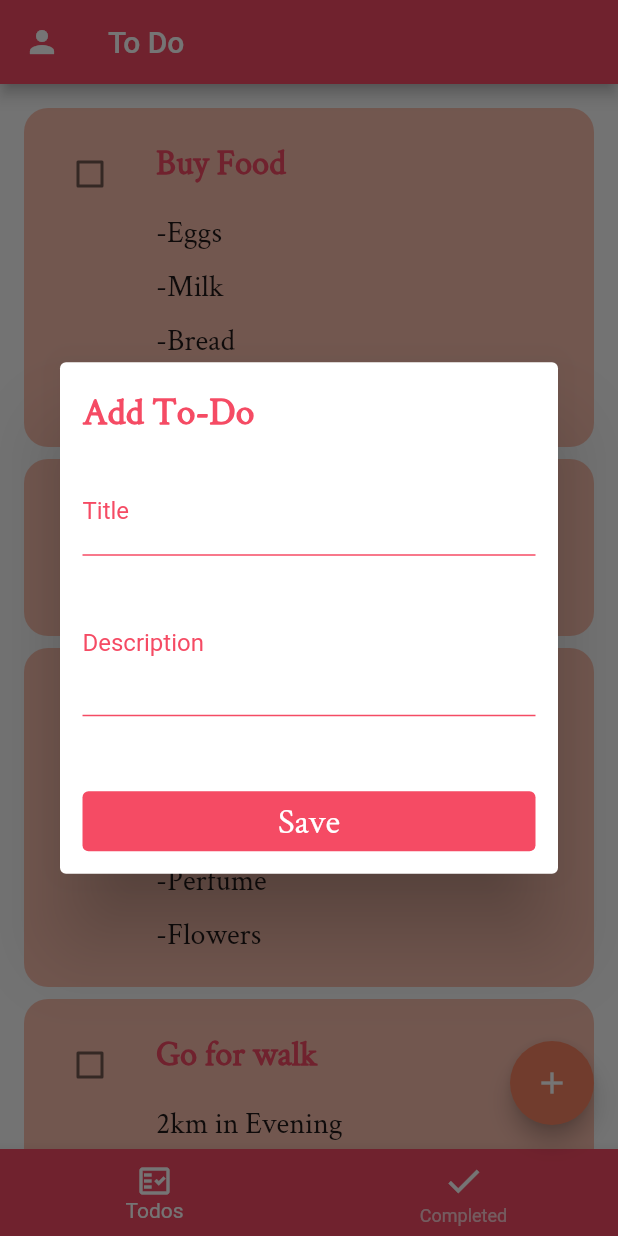
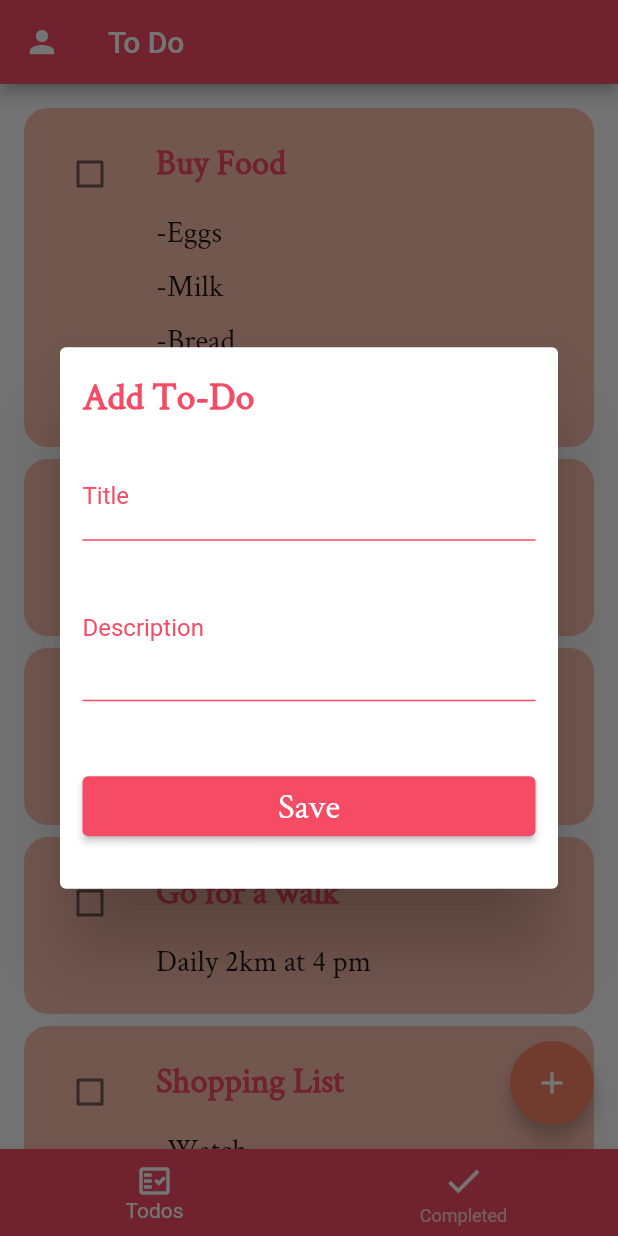
Before and after one commit to areeba-farooq/Todo_App, a Flutter app: the HomeScreen screen opened directly, after a tap on the "add" icon, on a phone screen of 412 x 824 dp. Run offline on Flutter 3.47's test engine with Material 2 defaults, Android fonts, the phone set to English and light mode, and no system bars; drawn by our look-alikes of flutter_slidable; our stand-ins replace animated_text_kit, firebase_auth, firebase_core; accounts and stored records are empty.

```diff
--- a/lib/Classes/add_todo.dart
+++ /dev/null
@@ -1,53 +0,0 @@
-import 'package:flutter/material.dart';
-import 'package:todo_app/Classes/todo_form.dart';
-
-import '../Constants/constants.dart';
-
-class AddTodo extends StatefulWidget {
-  const AddTodo({Key? key}) : super(key: key);
-
-  @override
-  _AddTodoState createState() => _AddTodoState();
-}
-
-class _AddTodoState extends State<AddTodo> {
-  final globalkey = GlobalKey<FormState>();
-  String title = '';
-  String description = '';
-  @override
-  Widget build(BuildContext context) {
-    return  Dialog(
-      child: Padding(
-        padding: const EdgeInsets.all(15.0),
-        child: Column(
-          mainAxisSize: MainAxisSize.min ,
-          crossAxisAlignment: CrossAxisAlignment.start,
-          children: [
-            const Text('Add To-Do', style: TextStyle(
-              fontSize: 25,
-              color: color1,
-              fontWeight: FontWeight.bold,
-              fontFamily: 'CrimsonText'
-            ),),
-            const SizedBox(height: 10,),
-            TodoForm(
-              //got the title form todoform
-              onChangedTitle: (title){
-                setState(() {
-                  //and stored every title in the above variable title = '';
-                  this.title = title;
-                });
-                },
-                onChangedDescription: (description){
-                  setState(() {
-                    this.description = description;
-                  });
-                },
-                onSaved: (){}
-            )
-          ],
-        ),
-      ),
-    );
-  }
-}
--- a/lib/Classes/todo_list.dart
+++ /dev/null
@@ -1,119 +0,0 @@
-import 'package:flutter/cupertino.dart';
-import 'package:flutter/material.dart';
-import 'package:flutter_slidable/flutter_slidable.dart';
-import 'package:provider/provider.dart';
-import 'package:todo_app/Constants/constants.dart';
-import 'package:todo_app/Provider/todos.dart';
-
-import '../model/todo_model.dart';
-
-class TodoList extends StatelessWidget {
-  const TodoList({Key? key}) : super(key: key);
-
-  @override
-  Widget build(BuildContext context) {
-    //access provider instance
-    final provider = Provider.of<TodoProvider>(context);
-    final todos = provider.todosList;
-    return todos.isEmpty?
-        const Center(
-          child: Text('No Todos', style: TextStyle(
-            color: color1,
-            fontWeight: FontWeight.w500,
-            fontFamily: 'CrimsonText',
-            fontSize: 20
-          ),),
-        )
-        :
-      ListView.separated(
-      separatorBuilder: (context, index)=> Container(height: 8,),
-      physics: const BouncingScrollPhysics(),
-      padding: const EdgeInsets.all(16),
-        itemCount: todos.length,
-      itemBuilder: (context, index){
-          final allTodos = todos[index];
-          return TodoCard(
-              todo: allTodos);
-      }
-    );
-  }
-}
-
-class TodoCard extends StatelessWidget {
-  const TodoCard({required this.todo, Key? key}) : super(key: key);
-  final TodoModel todo;
-
-  @override
-  Widget build(BuildContext context) {
-    return ClipRRect(
-      borderRadius: BorderRadius.circular(16),
-      child: Slidable(
-          actionPane: const SlidableDrawerActionPane(),
-          key: Key(todo.id.toString()),
-          actions: [
-            IconSlideAction(
-              color: color2,
-              foregroundColor: Colors.white,
-              icon: Icons.edit,
-              caption: 'Edit',
-              onTap: (){},
-            )
-          ],
-          secondaryActions: [
-              IconSlideAction(
-                color: Colors.red,
-                foregroundColor: Colors.white,
-                icon: Icons.delete,
-                caption: 'delete',
-                onTap: (){},
-              )
-          ],
-          child: buildTodoContainer()
-      ),
-    );
-  }
-
-  Container buildTodoContainer() {
-    return Container(
-      padding: const EdgeInsets.all(20),
-      color: color2.withOpacity(0.5),
-      child: Row(
-        mainAxisAlignment: MainAxisAlignment.start,
-        crossAxisAlignment: CrossAxisAlignment.start,
-        children: [
-          Checkbox(
-            activeColor: color1,
-            checkColor: Colors.white,
-            value: todo.isDone,
-            onChanged: (_) {},
-          ),
-          const SizedBox(width: 20,),
-          Column(
-            crossAxisAlignment: CrossAxisAlignment.start,
-            children: [
-          Text(
-            todo.title,
-            style: const TextStyle(
-                fontSize: 23,
-                fontFamily: 'CrimsonText',
-                fontWeight: FontWeight.bold,
-                color: color1),
-          ),
-          if (todo.description.isNotEmpty)
-            Container(
-              margin: const EdgeInsets.only(top: 10),
-              child: Text(
-                todo.description,
-                style: const TextStyle(
-                    fontSize: 20,
-                    fontWeight: FontWeight.w500,
-                    fontFamily: 'CrimsonText', height: 1.8),
-              ),
-            )
-            ],
-          )
-        ],
-      ),
-    );
-  }
-}
--- a/lib/Provider/todos.dart
+++ b/lib/Provider/todos.dart
@@ -1,8 +1,8 @@
 import 'package:flutter/material.dart';
 import 'package:todo_app/model/todo_model.dart';
 
-class TodoProvider extends ChangeNotifier{
-final List<TodoModel> _todoList = [  //private
+class TodoProvider extends ChangeNotifier {
+  final List<TodoModel> _todoList = [ //private
     TodoModel(
         createdTime: DateTime.now(),
         title: 'Buy Food',
@@ -15,27 +15,57 @@ final List<TodoModel> _todoList = [  //private
     ),
     TodoModel(
         createdTime: DateTime.now(),
-      title: 'Buy a gift for dad',
-      description: '-Watch\n-Shirt\n-Perfume\n-Flowers'
+        title: 'Parlour appointment',
+        description: 'Saturday at 5 pm'
     ),
     TodoModel(
         createdTime: DateTime.now(),
-      title: 'Go for walk',
-      description: '2km in Evening'
+        title: 'Go for a walk',
+        description: 'Daily 2km at 4 pm'
     ),
     TodoModel(
         createdTime: DateTime.now(),
-      title: 'Learn Flutter',
-      description: '2 hours daily'
-  ),
-  TodoModel(
-      createdTime: DateTime.now(),
-      title: 'Buy some clothes',
-      description: '-2 for nightwear\n-3 casual\n-1 fancy'
+        title: 'Shopping List',
+        description: '-Watch\n-Rings pack\n-2 casual dresses\n-nail paints'
     ),
   ];
+
 //to make this public,
 // so we created a getter => go over all of our _Todos and filter them,
   //only the right todos display
-List<TodoModel> get todosList => _todoList.where((todoL) => todoL.isDone == false).toList();
+  List<TodoModel> get todosList =>
+      _todoList.where((todoL) => todoL.isDone == false).toList();
+
+  List<TodoModel> get todosCompleted =>
+      _todoList.where((todoL) => todoL.isDone == true).toList();
+
+  //adding todos method
+  void addTodo(TodoModel newTodo) {
+    _todoList.add(newTodo); //adding user todos to todoList
+
+    //by calling this our provider need to update our UI
+    notifyListeners();
   }
+
+  //removing todos method
+  void removeTodo(TodoModel todo) {
+    _todoList.remove(todo);
+
+    notifyListeners();
+  }
+
+  //toggle between completed or in completed todos method
+  toggleTodoState(TodoModel todo) {
+    todo.isDone = !todo.isDone;
+    notifyListeners();
+    return todo.isDone;
+  }
+//Update our existing todos in edit page.
+  void updateTodo(TodoModel todo, String title, String description) {
+    todo.title = title;
+    todo.description = description;
+
+    //to update this in our UI
+    notifyListeners();
+  }
+}
--- a/lib/Screens/home_screen.dart
+++ b/lib/Screens/home_screen.dart
@@ -1,7 +1,8 @@
 import 'package:flutter/material.dart';
-import 'package:todo_app/Classes/todo_list.dart';
+import 'package:todo_app/Widgets/add_todo.dart';
+import 'package:todo_app/Widgets/completed_list.dart';
+import 'package:todo_app/Widgets/todo_list.dart';
 
-import '../Classes/add_todo.dart';
 import '../Constants/constants.dart';
 
 class HomeScreen extends StatefulWidget {
@@ -20,7 +21,7 @@ class _HomeScreenState extends State<HomeScreen> {
       //appears todos
       const TodoList(),
       //appears completed todos
-      Container(),
+      const CompletedList(),
     ];
     return Scaffold(
       appBar: AppBar(
--- /dev/null
+++ b/lib/Widgets/add_todo.dart
@@ -0,0 +1,81 @@
+import 'package:flutter/material.dart';
+import 'package:provider/provider.dart';
+import 'package:todo_app/Provider/todos.dart';
+import 'package:todo_app/Widgets/todo_form.dart';
+import 'package:todo_app/model/todo_model.dart';
+
+import '../Constants/constants.dart';
+
+class AddTodo extends StatefulWidget {
+  const AddTodo({Key? key}) : super(key: key);
+
+  @override
+  _AddTodoState createState() => _AddTodoState();
+}
+
+class _AddTodoState extends State<AddTodo> {
+  final globalkey = GlobalKey<FormState>();
+  String title = '';
+  String description = '';
+  @override
+  Widget build(BuildContext context) {
+    return  Dialog(
+      child: Padding(
+        padding: const EdgeInsets.all(15.0),
+        child: Form(
+          key: globalkey,
+          child: Column(
+            mainAxisSize: MainAxisSize.min ,
+            crossAxisAlignment: CrossAxisAlignment.start,
+            children: [
+              const Text('Add To-Do', style: TextStyle(
+                fontSize: 25,
+                color: color1,
+                fontWeight: FontWeight.bold,
+                fontFamily: 'CrimsonText'
+              ),),
+              const SizedBox(height: 10,),
+              TodoForm(
+                //got the title form todoform
+                onChangedTitle: (title){
+                  setState(() {
+                    //and stored every title in the above variable title = '';
+                    this.title = title;
+                  });
+                  },
+                  onChangedDescription: (description){
+                    setState(() {
+                      this.description = description;
+                    });
+                  },
+                  onSaved: addTodo,
+              ),
+              const SizedBox(height: 20,),
+            ],
+          ),
+        ),
+      ),
+    );
+  }
+  void addTodo() {
+    final isValid = globalkey.currentState!.validate();
+    if(!isValid){
+      return;
+    }else{
+      //created newTodo that can user add their title and description in the dialog box
+        final newTodo = TodoModel(
+        id: DateTime.now().toString(),
+        title: title,
+        description: description,
+        createdTime: DateTime.now(),
+      );
+
+      //add the user todos in the provider todos List
+      final provider = Provider.of<TodoProvider>(context, listen: false);
+      provider.addTodo(newTodo);
+
+      //after adding todos we want to hide this dialog.
+      Navigator.of(context).pop();
+    }
+  }
+}
--- a/lib/Classes/todo_form.dart
+++ b/lib/Widgets/todo_form.dart
@@ -14,7 +14,7 @@ class TodoForm extends StatelessWidget {
   final String description;
   final ValueChanged<String> onChangedTitle;
   final ValueChanged<String> onChangedDescription;
-  final Function onSaved;
+  final VoidCallback onSaved;
 
   @override
   Widget build(BuildContext context) {
@@ -77,7 +77,7 @@ class TodoForm extends StatelessWidget {
             width: double.infinity,
             height: 40,
             child: ElevatedButton(
-                onPressed: onSaved(),
+                onPressed: onSaved,
                 child: const Text('Save', style: TextStyle(
                   color: Colors.white,
                   fontFamily: 'CrimsonText',
--- /dev/null
+++ b/lib/Widgets/todo_list.dart
@@ -0,0 +1,142 @@
+import 'package:flutter/cupertino.dart';
+import 'package:flutter/material.dart';
+import 'package:flutter_slidable/flutter_slidable.dart';
+import 'package:provider/provider.dart';
+import 'package:todo_app/Constants/constants.dart';
+import 'package:todo_app/Provider/todos.dart';
+import 'package:todo_app/Screens/edit_todo_screen.dart';
+import 'package:todo_app/Widgets/completed_list.dart';
+import 'package:todo_app/Widgets/utils.dart';
+
+import '../model/todo_model.dart';
+
+class TodoList extends StatelessWidget {
+  const TodoList({Key? key}) : super(key: key);
+
+  @override
+  Widget build(BuildContext context) {
+    //access provider instance
+    final provider = Provider.of<TodoProvider>(context);
+    final todos = provider.todosList;
+    return todos.isEmpty?
+        const Center(
+          child: Text('No Todos', style: TextStyle(
+            color: color1,
+            fontWeight: FontWeight.w500,
+            fontFamily: 'CrimsonText',
+            fontSize: 25
+          ),),
+        )
+        :
+      ListView.separated(
+      separatorBuilder: (context, index)=> Container(height: 8,),
+      physics: const BouncingScrollPhysics(),
+      padding: const EdgeInsets.all(16),
+        itemCount: todos.length,
+      itemBuilder: (context, index){
+          final allTodos = todos[index];
+          return TodoCard(
+              todo: allTodos);
+      }
+    );
+  }
+}
+
+class TodoCard extends StatelessWidget {
+  const TodoCard({required this.todo, Key? key}) : super(key: key);
+  final TodoModel todo;
+
+  @override
+  Widget build(BuildContext context) {
+    return ClipRRect(
+      borderRadius: BorderRadius.circular(16),
+      child: Slidable(
+          actionPane: const SlidableDrawerActionPane(),
+          key: Key(todo.id.toString()),
+          actions: [
+            IconSlideAction(
+              color: color2,
+              foregroundColor: Colors.white,
+              icon: Icons.edit,
+              caption: 'Edit',
+              onTap: (){
+                editTodo(context, todo);
+              },
+            )
+          ],
+          secondaryActions: [
+              IconSlideAction(
+                color: Colors.red,
+                foregroundColor: Colors.white,
+                icon: Icons.delete,
+                caption: 'delete',
+                onTap: (){
+                  deleteTodo(context, todo );
+                },
+              )
+          ],
+          child: Container(
+            padding: const EdgeInsets.all(20),
+            color: color2.withOpacity(0.5),
+            child: Row(
+              mainAxisAlignment: MainAxisAlignment.start,
+              crossAxisAlignment: CrossAxisAlignment.start,
+              children: [
+                Checkbox(
+                  activeColor: color1,
+                  checkColor: Colors.white,
+                  value: todo.isDone,
+                  onChanged: (_) {
+                    final provider = Provider.of<TodoProvider>(context, listen: false);
+                    final isDone = provider.toggleTodoState(todo);
+                    Utils.showSnackBar(context,
+                    isDone? 'Task completed!' : 'Task marked incomplete!'
+                    );
+                  },
+                ),
+                const SizedBox(width: 20,),
+                Column(
+                  crossAxisAlignment: CrossAxisAlignment.start,
+                  children: [
+                    Text(
+                      todo.title,
+                      style: const TextStyle(
+                          fontSize: 23,
+                          fontFamily: 'CrimsonText',
+                          fontWeight: FontWeight.bold,
+                          color: color1),
+                    ),
+                    if (todo.description.isNotEmpty)
+                      Container(
+                        margin: const EdgeInsets.only(top: 10),
+                        child: Text(
+                          todo.description,
+                          style: const TextStyle(
+                              fontSize: 20,
+                              fontWeight: FontWeight.w500,
+                              fontFamily: 'CrimsonText', height: 1.8),
+                        ),
+                      )
+                  ],
+                )
+              ],
+            ),
+          )
+      ),
+    );
+  }
+
+
+  void deleteTodo(BuildContext context, TodoModel todo) {
+    //create provider instance
+    final provider = Provider.of<TodoProvider>(context, listen: false);
+    provider.removeTodo(todo);
+
+    //utils class show the snack bar texts
+    Utils.showSnackBar(context, 'Deleted the task');
+  }
+
+  void editTodo(BuildContext context, TodoModel todo) {
+    Navigator.push(context, MaterialPageRoute(builder: (context)=>  EditTodoPage(todo: todo)));
+  }
+}
```
Also changed, not shown: lib/Screens/edit_todo_screen.dart (added, +72 -0 lines), lib/Widgets/completed_list.dart (added, +41 -0 lines), lib/Widgets/utils.dart (added, +10 -0 lines). Lines whose indentation alone changed are shown as unchanged.
